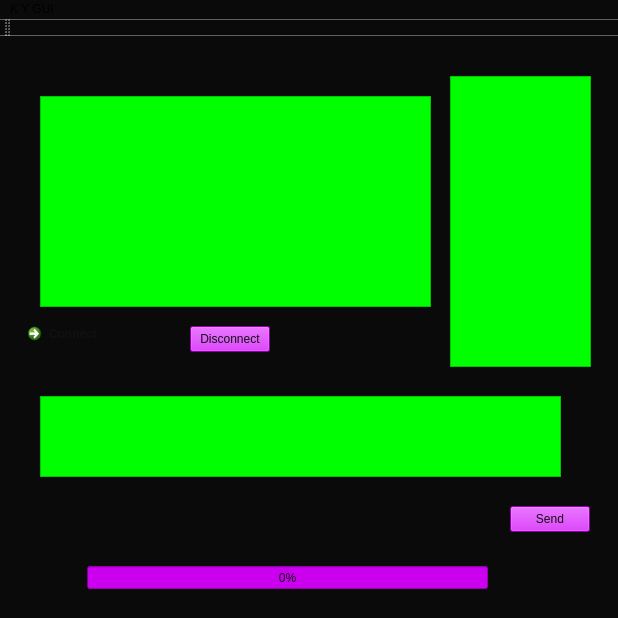
The window that mainwindow.ui (StronglogicSolutions/ky_gui) describes before a commit, drawn with Qt 5.
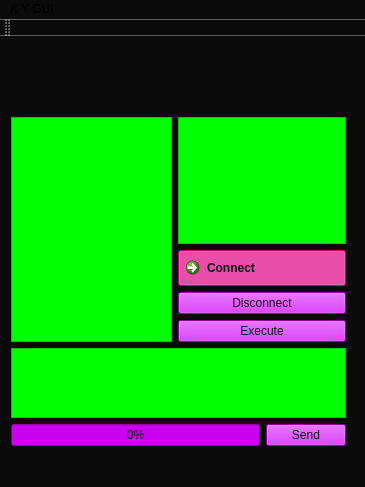
The same window after the commit. Icons and pictures are not drawn.

Commit message: added layouts to UI added ability to execute commands execute button progress bar behaviour, but it is an illusion

```diff
--- a/mainwindow.ui
+++ b/mainwindow.ui
@@ -6,8 +6,8 @@
    <rect>
     <x>0</x>
     <y>0</y>
-    <width>618</width>
-    <height>618</height>
+    <width>365</width>
+    <height>487</height>
    </rect>
   </property>
   <property name="windowTitle">
@@ -21,7 +21,7 @@
    <widget class="QLabel" name="label">
     <property name="geometry">
      <rect>
-      <x>200</x>
+      <x>100</x>
       <y>10</y>
       <width>161</width>
       <height>41</height>
@@ -37,32 +37,29 @@
      <bool>true</bool>
     </property>
    </widget>
-   <widget class="QCommandLinkButton" name="connect">
+   <widget class="QWidget" name="gridLayoutWidget_2">
     <property name="geometry">
      <rect>
-      <x>20</x>
-      <y>280</y>
-      <width>168</width>
-      <height>41</height>
+      <x>0</x>
+      <y>70</y>
+      <width>357</width>
+      <height>351</height>
      </rect>
     </property>
+    <layout class="QGridLayout" name="gridLayout_2">
+     <item row="1" column="0" colspan="2">
+      <widget class="QTextEdit" name="inputText">
     <property name="styleSheet">
-     <string notr="true">color: rgb(16, 16, 16);
-background-color: rgb(255, 0, 153);</string>
-    </property>
-    <property name="text">
-     <string>Connect</string>
-    </property>
-   </widget>
+        <string notr="true">background-color: rgb(0, 255, 0);
+color: rgb(5, 5, 5);
+font: 87 10pt &quot;Noto Sans&quot;;</string>
+       </property>
+      </widget>
+     </item>
+     <item row="2" column="0" colspan="2">
+      <layout class="QHBoxLayout" name="horizontalLayout">
+       <item>
    <widget class="QProgressBar" name="progressBar">
-    <property name="geometry">
-     <rect>
-      <x>87</x>
-      <y>530</y>
-      <width>401</width>
-      <height>23</height>
-     </rect>
-    </property>
     <property name="styleSheet">
      <string notr="true">background-color: rgb(203, 0, 239);
 color: rgb(16, 16, 16);</string>
@@ -71,32 +68,9 @@
      <number>0</number>
     </property>
    </widget>
-   <widget class="QPushButton" name="disconnect">
-    <property name="geometry">
-     <rect>
-      <x>190</x>
-      <y>290</y>
-      <width>80</width>
-      <height>26</height>
-     </rect>
-    </property>
-    <property name="styleSheet">
-     <string notr="true">background-color: rgb(203, 0, 239);
-color: rgb(16, 16, 16);</string>
-    </property>
-    <property name="text">
-     <string>Disconnect</string>
-    </property>
-   </widget>
+       </item>
+       <item>
    <widget class="QPushButton" name="sendMessage">
-    <property name="geometry">
-     <rect>
-      <x>510</x>
-      <y>470</y>
-      <width>80</width>
-      <height>26</height>
-     </rect>
-    </property>
     <property name="styleSheet">
      <string notr="true">background-color: rgb(203, 0, 239);
 color: rgb(16, 16, 16);</string>
@@ -105,43 +79,11 @@
      <string>Send</string>
     </property>
    </widget>
-   <widget class="QTextEdit" name="inputText">
-    <property name="geometry">
-     <rect>
-      <x>40</x>
-      <y>360</y>
-      <width>521</width>
-      <height>81</height>
-     </rect>
-    </property>
-    <property name="styleSheet">
-     <string notr="true">background-color: rgb(0, 255, 0);
-color: rgb(16, 16, 16);</string>
-    </property>
-   </widget>
-   <widget class="QListWidget" name="appList">
-    <property name="geometry">
-     <rect>
-      <x>450</x>
-      <y>40</y>
-      <width>141</width>
-      <height>291</height>
-     </rect>
-    </property>
-    <property name="styleSheet">
-     <string notr="true">background-color: rgb(0, 255, 0);
-color: rgb(16, 16, 16);</string>
-    </property>
-   </widget>
+       </item>
+      </layout>
+     </item>
+     <item row="0" column="0">
    <widget class="QTextEdit" name="messages">
-    <property name="geometry">
-     <rect>
-      <x>40</x>
-      <y>60</y>
-      <width>391</width>
-      <height>211</height>
-     </rect>
-    </property>
     <property name="toolTip">
      <string>Messages</string>
     </property>
@@ -153,7 +95,8 @@
     </property>
     <property name="styleSheet">
      <string notr="true">background-color: rgb(0, 255, 0);
-color: rgb(16, 16, 16);</string>
+color: rgb(5, 5, 5);
+font: 87 10pt &quot;Noto Sans&quot;;</string>
     </property>
     <property name="lineWrapMode">
      <enum>QTextEdit::WidgetWidth</enum>
@@ -165,13 +108,82 @@
      <string/>
     </property>
    </widget>
+     </item>
+     <item row="0" column="1">
+      <layout class="QGridLayout" name="gridLayout">
+       <item row="1" column="0">
+        <widget class="QCommandLinkButton" name="connect">
+         <property name="styleSheet">
+          <string notr="true">color: rgb(16, 16, 16);
+background-color: rgb(255, 0, 153);
+</string>
+         </property>
+         <property name="text">
+          <string>Connect</string>
+         </property>
+         <property name="checkable">
+          <bool>true</bool>
+         </property>
+         <property name="checked">
+          <bool>true</bool>
+         </property>
+        </widget>
+       </item>
+       <item row="2" column="0">
+        <widget class="QPushButton" name="disconnect">
+         <property name="styleSheet">
+          <string notr="true">background-color: rgb(203, 0, 239);
+color: rgb(16, 16, 16);</string>
+         </property>
+         <property name="text">
+          <string>Disconnect</string>
+         </property>
+        </widget>
+       </item>
+       <item row="0" column="0">
+        <widget class="QListWidget" name="appList">
+         <property name="font">
+          <font>
+           <family>Noto Sans</family>
+           <pointsize>10</pointsize>
+           <weight>10</weight>
+           <italic>false</italic>
+           <bold>false</bold>
+          </font>
+         </property>
+         <property name="styleSheet">
+          <string notr="true">background-color: rgb(0, 255, 0);
+color: rgb(5, 5, 5);
+font: 87 10pt &quot;Noto Sans&quot;;
+selection-background-color: rgb(255, 0, 174);</string>
+         </property>
+         <property name="selectionMode">
+          <enum>QAbstractItemView::MultiSelection</enum>
+         </property>
+        </widget>
+       </item>
+       <item row="3" column="0">
+        <widget class="QPushButton" name="execute">
+         <property name="styleSheet">
+          <string notr="true">background-color: rgb(203, 0, 239);
+color: rgb(16, 16, 16);</string>
+         </property>
+         <property name="text">
+          <string>Execute</string>
+         </property>
+        </widget>
+       </item>
+      </layout>
+     </item>
+    </layout>
+   </widget>
   </widget>
   <widget class="QMenuBar" name="menuBar">
    <property name="geometry">
     <rect>
      <x>0</x>
      <y>0</y>
-     <width>618</width>
+     <width>365</width>
      <height>23</height>
     </rect>
    </property>
```
Left out of the diff: 4 changed lines with no effect on the pictures. Lines whose indentation alone changed are shown as unchanged. The commit also changes 9 other files.
